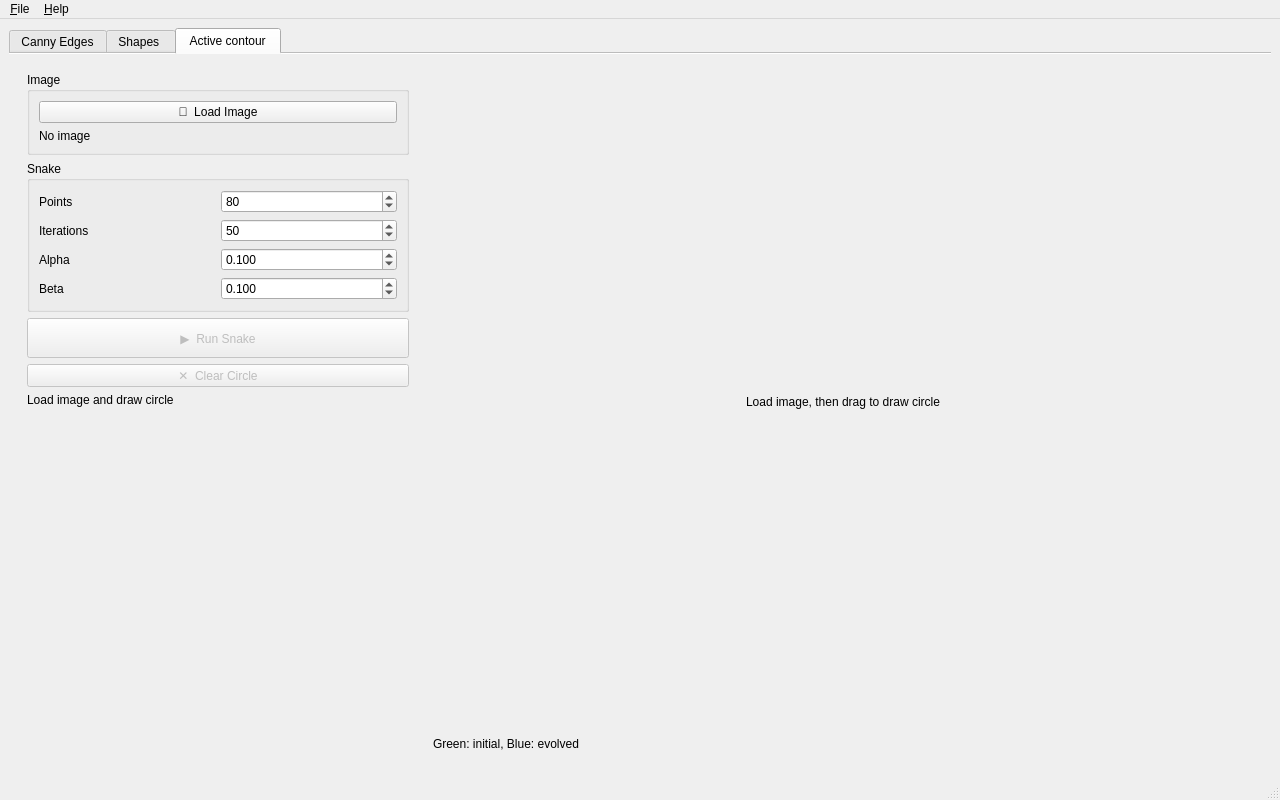
This is ui/main.ui in aliaa-mahmoud/edge-contour-lab as Qt 5 draws it before an edit. The edited form follows.
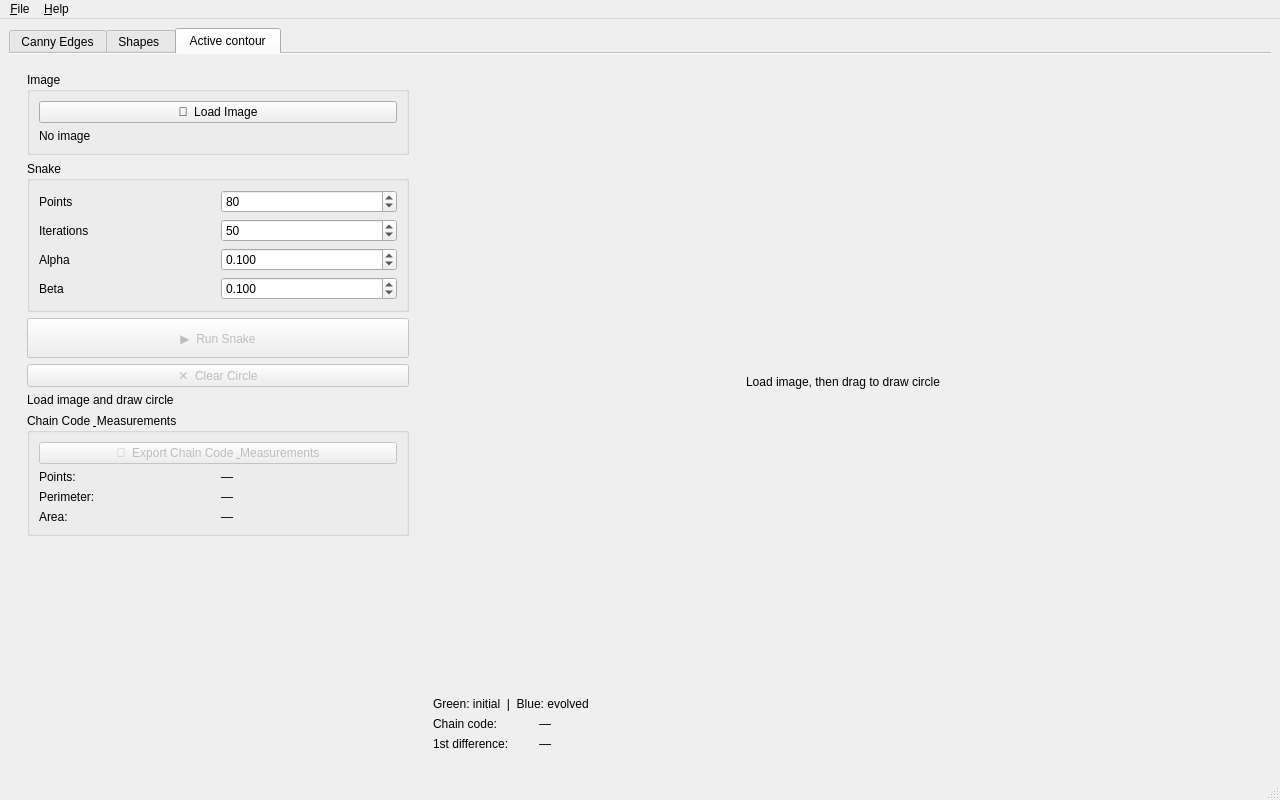
This is the edited form. The open tabs and pages were chosen to show the change.

Commit message: Implement chain code part

Patch:
```diff
--- a/ui/main.ui
+++ b/ui/main.ui
@@ -731,14 +731,65 @@
            </item>
            <item>
             <widget class="QLabel" name="snakeStatusLbl">
-             <property name="text">
-              <string>Load image and draw circle</string>
-             </property>
-             <property name="wordWrap">
-              <bool>true</bool>
-             </property>
-            </widget>
-           </item>
+                                                    <property name="text"><string>Load image and draw circle</string></property>
+                                                    <property name="wordWrap"><bool>true</bool></property>
+                                                </widget>
+                                            </item>
+
+                                            <!-- ── Chain Code & Measurements group (export btn first, then stats) -->
+                                            <item>
+                                                <widget class="QGroupBox" name="contourMeasGroup">
+                                                    <property name="title"><string>Chain Code &amp; Measurements</string></property>
+                                                    <layout class="QGridLayout" name="layoutContourMeas">
+
+                                                        <!-- row 0: export button spanning both columns -->
+                                                        <item row="0" column="0" colspan="2">
+                                                            <widget class="QPushButton" name="contourExportBtn">
+                                                                <property name="enabled"><bool>false</bool></property>
+                                                                <property name="text"><string>💾  Export Chain Code &amp; Measurements</string></property>
+                                                            </widget>
+                                                        </item>
+
+                                                        <!-- row 1: points -->
+                                                        <item row="1" column="0">
+                                                            <widget class="QLabel">
+                                                                <property name="text"><string>Points:</string></property>
+                                                            </widget>
+                                                        </item>
+                                                        <item row="1" column="1">
+                                                            <widget class="QLabel" name="contourPointsVal">
+                                                                <property name="text"><string>—</string></property>
+                                                            </widget>
+                                                        </item>
+
+                                                        <!-- row 2: perimeter -->
+                                                        <item row="2" column="0">
+                                                            <widget class="QLabel">
+                                                                <property name="text"><string>Perimeter:</string></property>
+                                                            </widget>
+                                                        </item>
+                                                        <item row="2" column="1">
+                                                            <widget class="QLabel" name="contourPerimeterVal">
+                                                                <property name="text"><string>—</string></property>
+                                                            </widget>
+                                                        </item>
+
+                                                        <!-- row 3: area -->
+                                                        <item row="3" column="0">
+                                                            <widget class="QLabel">
+                                                                <property name="text"><string>Area:</string></property>
+                                                            </widget>
+                                                        </item>
+                                                        <item row="3" column="1">
+                                                            <widget class="QLabel" name="contourAreaVal">
+                                                                <property name="text"><string>—</string></property>
+                                                            </widget>
+                                                        </item>
+
+                                                    </layout>
+                                                </widget>
+                                            </item>
+
            <item>
             <spacer name="verticalSpacerSnake">
              <property name="orientation">
@@ -788,16 +839,60 @@
            </item>
            <item>
             <widget class="QLabel" name="snakeLegendLbl">
-             <property name="text">
-              <string>Green: initial, Blue: evolved</string>
-             </property>
-            </widget>
-           </item>
-          </layout>
-         </widget>
-        </item>
-       </layout>
-      </widget>
+                                                    <property name="text"><string>Green: initial  |  Blue: evolved</string></property>
+                                                </widget>
+                                            </item>
+
+                                            <!-- Chain code row — label style, word-wrapping value -->
+                                            <item>
+                                                <layout class="QHBoxLayout" name="layoutChainCodeRow">
+                                                    <item>
+                                                        <widget class="QLabel" name="contourCodeKeyLbl">
+                                                            <property name="text"><string>Chain code:</string></property>
+                                                            <property name="minimumSize"><size><width>100</width><height>0</height></size></property>
+                                                            <property name="maximumSize"><size><width>100</width><height>16777215</height></size></property>
+                                                            <property name="alignment"><set>Qt::AlignTop|Qt::AlignLeft</set></property>
+                                                        </widget>
+                                                    </item>
+                                                    <item>
+                                                        <widget class="QLabel" name="contourCodeVal">
+                                                            <property name="text"><string>—</string></property>
+                                                            <property name="wordWrap"><bool>true</bool></property>
+                                                            <property name="alignment"><set>Qt::AlignTop|Qt::AlignLeft</set></property>
+                                                        </widget>
+                                                    </item>
+                                                </layout>
+                                            </item>
+
+                                            <!-- First-difference row — same label style -->
+                                            <item>
+                                                <layout class="QHBoxLayout" name="layoutDiffCodeRow">
+                                                    <item>
+                                                        <widget class="QLabel" name="contourDiffKeyLbl">
+                                                            <property name="text"><string>1st difference:</string></property>
+                                                            <property name="minimumSize"><size><width>100</width><height>0</height></size></property>
+                                                            <property name="maximumSize"><size><width>100</width><height>16777215</height></size></property>
+                                                            <property name="alignment"><set>Qt::AlignTop|Qt::AlignLeft</set></property>
+                                                        </widget>
+                                                    </item>
+                                                    <item>
+                                                        <widget class="QLabel" name="contourDiffVal">
+                                                            <property name="text"><string>—</string></property>
+                                                            <property name="wordWrap"><bool>true</bool></property>
+                                                            <property name="alignment"><set>Qt::AlignTop|Qt::AlignLeft</set></property>
+                                                        </widget>
+                                                    </item>
+                                                </layout>
+                                            </item>
+
+                                        </layout>
+                                    </widget>
+                                </item>
+
+                            </layout>
+                        </widget>
+                        <!-- ═══════════════════════════════════ end Snake tab ════════════════ -->
+
      </widget>
     </item>
    </layout>
```
Left out of the diff: 656 changed lines with no effect on the pictures. Lines whose indentation alone changed are shown as unchanged. The commit also changes 31 other files.
